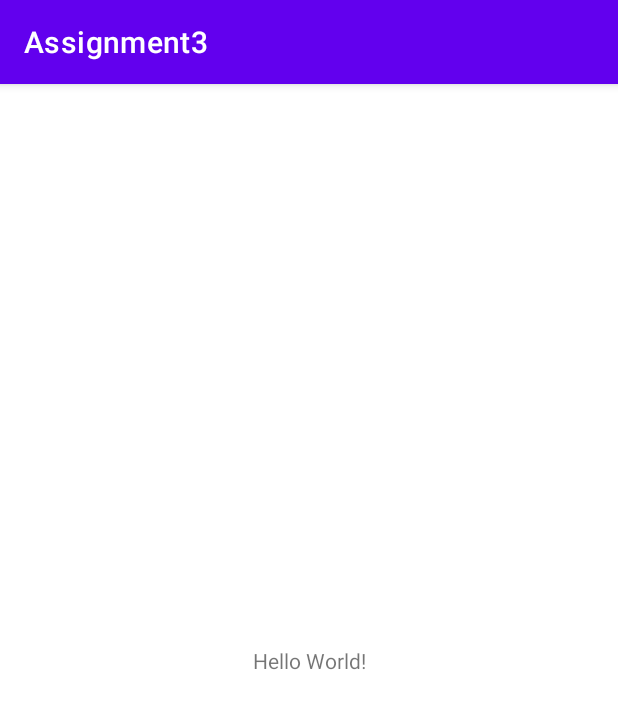
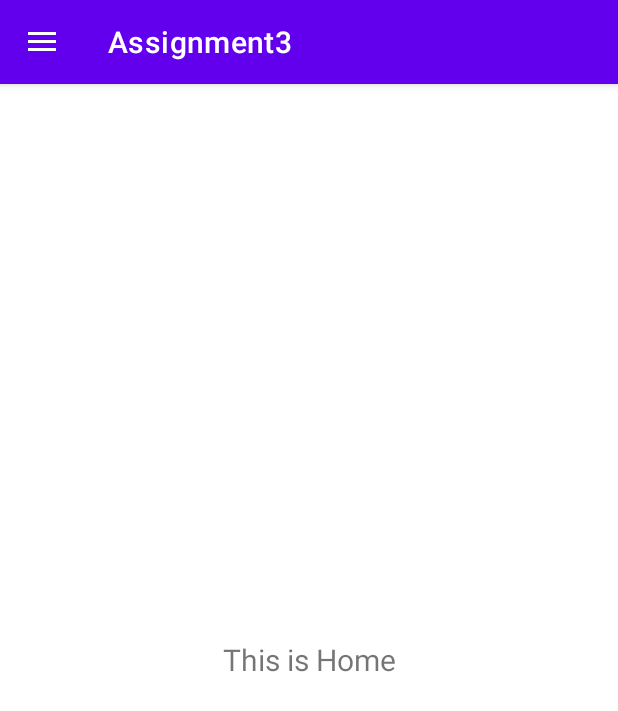
Before and after one commit to HaiWenZhou83/FIT5120, an Android app: the screen it shows after launch (MainActivity), on a phone screen of 412 x 824 dp. Shown: the top 711 px of the screen. Run offline under Robolectric (Android 15) with nearby library versions, the phone set to English and light mode, and no system bars; our stand-ins replace navigation-ui.

Commit message:
Create navigation menu and fragment

```diff
--- a/app/src/main/AndroidManifest.xml
+++ b/app/src/main/AndroidManifest.xml
@@ -13,6 +13,7 @@
         tools:targetApi="31">
         <activity
             android:name=".MainActivity"
+            android:theme="@style/Theme.Assignment3.NoActionBar"
             android:exported="true">
             <intent-filter>
                 <action android:name="android.intent.action.MAIN" />
--- a/app/src/main/java/com/example/assignment3/MainActivity.java
+++ b/app/src/main/java/com/example/assignment3/MainActivity.java
@@ -1,14 +1,45 @@
 package com.example.assignment3;
 
 import androidx.appcompat.app.AppCompatActivity;
+import androidx.fragment.app.FragmentManager;
+import androidx.navigation.NavController;
+import androidx.navigation.fragment.NavHostFragment;
+import androidx.navigation.ui.AppBarConfiguration;
+import androidx.navigation.ui.NavigationUI;
 
 import android.os.Bundle;
+import android.view.View;
+
+import com.example.assignment3.databinding.ActivityMainBinding;
 
 public class MainActivity extends AppCompatActivity {
+
+    private ActivityMainBinding binding;
+    private AppBarConfiguration mAppBarConfiguration;
 
     @Override
     protected void onCreate(Bundle savedInstanceState) {
         super.onCreate(savedInstanceState);
-        setContentView(R.layout.activity_main);
+        binding = ActivityMainBinding.inflate(getLayoutInflater());
+        View view = binding.getRoot();
+        setContentView(view);
+
+        setSupportActionBar(binding.appBar.toolbar);
+        mAppBarConfiguration = new AppBarConfiguration.Builder(
+                R.id.nav_home_fragment,
+                R.id.nav_add_fragment,
+                R.id.nav_view_fragment)
+//to display the Navigation button as a drawer symbol,not being shown as an Up button
+                .setOpenableLayout(binding.drawerLayout)
+                .build();
+        FragmentManager fragmentManager= getSupportFragmentManager();
+        NavHostFragment navHostFragment = (NavHostFragment)
+                fragmentManager.findFragmentById(R.id.nav_host_fragment);
+        NavController navController = navHostFragment.getNavController();
+//Sets up a NavigationView for use with a NavController.
+        NavigationUI.setupWithNavController(binding.navView, navController);
+//Sets up a Toolbar for use with a NavController.
+        NavigationUI.setupWithNavController(binding.appBar.toolbar,navController,
+                mAppBarConfiguration);
     }
 }
--- /dev/null
+++ b/app/src/main/java/com/example/assignment3/fragment/HomeFragment.java
@@ -0,0 +1,30 @@
+package com.example.assignment3.fragment;
+
+import android.os.Bundle;
+import android.view.LayoutInflater;
+import android.view.View;
+import android.view.ViewGroup;
+
+import androidx.fragment.app.Fragment;
+
+import com.example.assignment3.databinding.HomeFragmentBinding;
+import com.example.assignment3.viewmodel.SharedViewModel;
+
+public class HomeFragment extends Fragment {
+    private SharedViewModel model;
+    private HomeFragmentBinding addBinding;
+    public HomeFragment(){}
+    @Override
+    public View onCreateView(LayoutInflater inflater, ViewGroup container,
+                             Bundle savedInstanceState) {
+// Inflate the View for this fragment
+        addBinding = HomeFragmentBinding.inflate(inflater, container, false);
+        View view = addBinding.getRoot();
+        return view;
+    }
+    @Override
+    public void onDestroyView() {
+        super.onDestroyView();
+        addBinding = null;
+    }
+}
--- a/app/src/main/res/layout/activity_main.xml
+++ b/app/src/main/res/layout/activity_main.xml
@@ -1,18 +1,24 @@
 <?xml version="1.0" encoding="utf-8"?>
-<androidx.constraintlayout.widget.ConstraintLayout xmlns:android="http://schemas.android.com/apk/res/android"
+<androidx.drawerlayout.widget.DrawerLayout
+    xmlns:android="http://schemas.android.com/apk/res/android"
     xmlns:app="http://schemas.android.com/apk/res-auto"
-    xmlns:tools="http://schemas.android.com/tools"
+    android:id="@+id/drawer_layout"
     android:layout_width="match_parent"
     android:layout_height="match_parent"
-    tools:context=".MainActivity">
+    android:fitsSystemWindows="true">
 
-    <TextView
+    <include
+        layout="@layout/app_bar_main"
+        android:id="@+id/app_bar"
+        android:layout_width="match_parent"
+        android:layout_height="match_parent" />
+
+    <com.google.android.material.navigation.NavigationView
+        android:id="@+id/nav_view"
         android:layout_width="wrap_content"
-        android:layout_height="wrap_content"
-        android:text="Hello World!"
-        app:layout_constraintBottom_toBottomOf="parent"
-        app:layout_constraintEnd_toEndOf="parent"
-        app:layout_constraintStart_toStartOf="parent"
-        app:layout_constraintTop_toTopOf="parent" />
+        android:layout_height="match_parent"
+        android:layout_gravity="start"
+        app:headerLayout="@layout/nav_header_main"
+        app:menu="@menu/navigation_menu" />
 
-</androidx.constraintlayout.widget.ConstraintLayout>
+</androidx.drawerlayout.widget.DrawerLayout>
--- /dev/null
+++ b/app/src/main/res/layout/app_bar_main.xml
@@ -0,0 +1,26 @@
+<?xml version="1.0" encoding="utf-8"?>
+<androidx.coordinatorlayout.widget.CoordinatorLayout
+    xmlns:android="http://schemas.android.com/apk/res/android"
+    xmlns:app="http://schemas.android.com/apk/res-auto"
+    xmlns:tools="http://schemas.android.com/tools"
+    android:layout_width="match_parent"
+    android:layout_height="match_parent"
+    tools:context=".MainActivity">
+
+    <com.google.android.material.appbar.AppBarLayout
+        android:layout_width="match_parent"
+        android:layout_height="wrap_content"
+        android:theme="@style/Theme.Assignment3.AppBarOverlay">
+
+        <androidx.appcompat.widget.Toolbar
+            android:id="@+id/toolbar"
+            android:layout_width="match_parent"
+            android:layout_height="?attr/actionBarSize"
+            android:background="?attr/colorPrimary"
+            app:popupTheme="@style/Theme.Assignment3.PopupOverlay" />
+
+    </com.google.android.material.appbar.AppBarLayout>
+
+    <include layout="@layout/content_main" />
+
+</androidx.coordinatorlayout.widget.CoordinatorLayout>
--- /dev/null
+++ b/app/src/main/res/layout/content_main.xml
@@ -0,0 +1,18 @@
+<?xml version="1.0" encoding="utf-8"?>
+<LinearLayout xmlns:android="http://schemas.android.com/apk/res/android"
+    android:layout_width="match_parent"
+    android:layout_height="match_parent"
+    xmlns:tools="http://schemas.android.com/tools"
+    xmlns:app="http://schemas.android.com/apk/res-auto"
+    app:layout_behavior="@string/appbar_scrolling_view_behavior"
+    tools:showIn="@layout/app_bar_main">
+
+    <androidx.fragment.app.FragmentContainerView
+        android:id="@+id/nav_host_fragment"
+        android:name="androidx.navigation.fragment.NavHostFragment"
+        android:layout_width="match_parent"
+        android:layout_height="match_parent"
+
+        app:defaultNavHost="true"
+        app:navGraph="@navigation/mobile_navigation" />
+</LinearLayout>
--- /dev/null
+++ b/app/src/main/res/layout/home_fragment.xml
@@ -0,0 +1,14 @@
+<?xml version="1.0" encoding="utf-8"?>
+<LinearLayout xmlns:android="http://schemas.android.com/apk/res/android"
+    android:layout_width="match_parent"
+    android:layout_height="match_parent"
+    android:orientation="vertical"
+    android:gravity="center">
+    <TextView
+        android:id="@+id/text_message"
+        android:layout_width="match_parent"
+        android:layout_height="wrap_content"
+        android:textSize="20sp"
+        android:text="This is Home"
+        android:gravity="center_horizontal" />
+</LinearLayout>
--- /dev/null
+++ b/app/src/main/res/menu/navigation_menu.xml
@@ -0,0 +1,14 @@
+<?xml version="1.0" encoding="utf-8"?>
+<menu xmlns:android="http://schemas.android.com/apk/res/android"
+    xmlns:tools="http://schemas.android.com/tools"
+    tools:showIn="navigation_view">
+    <item
+        android:id="@+id/nav_home_fragment"
+        android:title="Home Fragment" />
+    <item
+        android:id="@+id/nav_add_fragment"
+        android:title="Add Fragment" />
+    <item
+        android:id="@+id/nav_view_fragment"
+        android:title="View Fragment" />
+</menu>
--- /dev/null
+++ b/app/src/main/res/navigation/mobile_navigation.xml
@@ -0,0 +1,18 @@
+<?xml version="1.0" encoding="utf-8"?>
+<navigation xmlns:android="http://schemas.android.com/apk/res/android"
+    xmlns:app="http://schemas.android.com/apk/res-auto"
+    android:id="@+id/mobile_navigation"
+    app:startDestination="@id/nav_home_fragment">
+    <fragment
+        android:id="@+id/nav_home_fragment"
+        android:name="com.example.assignment3.fragment.HomeFragment"
+        android:label="HomeFragment" />
+    <fragment
+        android:id="@+id/nav_view_fragment"
+        android:name="com.example.assignment3.fragment.ViewFragment"
+        android:label="ViewFragment" />
+    <fragment
+        android:id="@+id/nav_add_fragment"
+        android:name="com.example.assignment3.fragment.AddFragment"
+        android:label="AddFragment" />
+</navigation>
--- a/app/src/main/res/values/themes.xml
+++ b/app/src/main/res/values/themes.xml
@@ -10,7 +10,18 @@
         <item name="colorSecondaryVariant">@color/teal_700</item>
         <item name="colorOnSecondary">@color/black</item>
         <!-- Status bar color. -->
-        <item name="android:statusBarColor">?attr/colorPrimaryVariant</item>
+        <item name="android:statusBarColor" tools:targetApi="1">?attr/colorPrimaryVariant</item>
         <!-- Customize your theme here. -->
     </style>
+
+    <style name="Theme.Assignment3.NoActionBar">
+        <item name="windowActionBar">false</item>
+        <item name="windowNoTitle">true</item>
+    </style>
+
+    <style name="Theme.Assignment3.AppBarOverlay"
+        parent="ThemeOverlay.AppCompat.Dark.ActionBar" />
+
+    <style name="Theme.Assignment3.PopupOverlay"
+        parent="ThemeOverlay.MaterialComponents.Light" />
 </resources>
```
Also changed, not shown: app/build.gradle (+10 -0 lines), app/src/main/java/com/example/assignment3/fragment/AddFragment.java (added, +46 -0 lines), app/src/main/java/com/example/assignment3/fragment/ViewFragment.java (added, +40 -0 lines), app/src/main/java/com/example/assignment3/viewmodel/SharedViewModel.java (added, +18 -0 lines), app/src/main/res/drawable/side_nav_bar.xml (added, +10 -0 lines), app/src/main/res/layout/add_fragment.xml (added, +24 -0 lines), app/src/main/res/layout/nav_header_main.xml (added, +29 -0 lines), app/src/main/res/layout/view_fragment.xml (added, +10 -0 lines), app/src/main/res/drawable/android_menu_logo.png (added).
